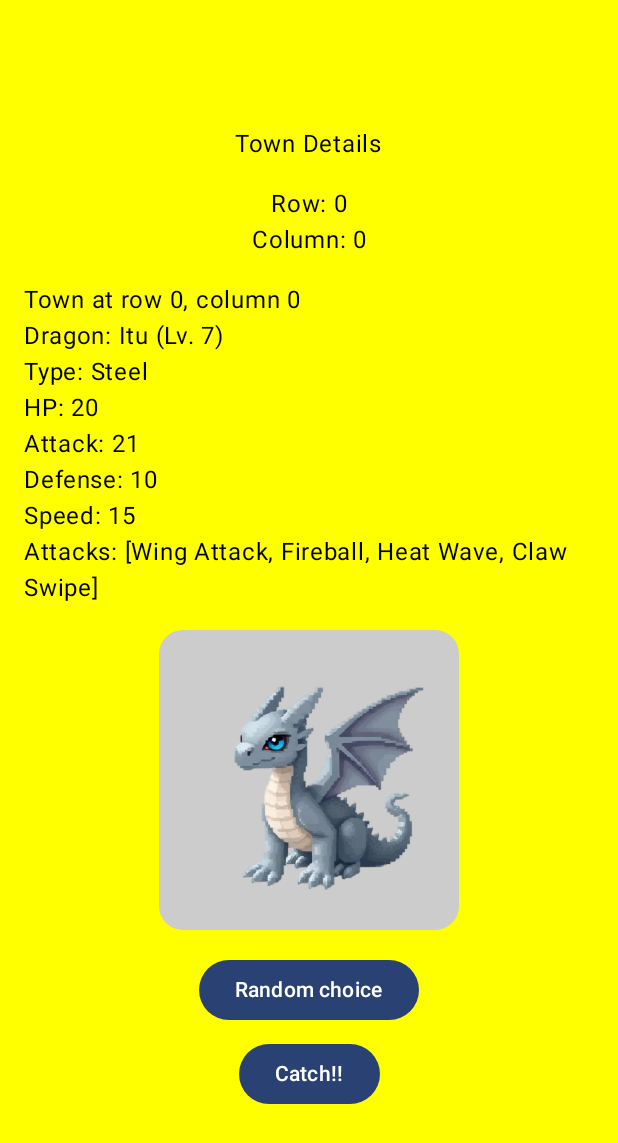
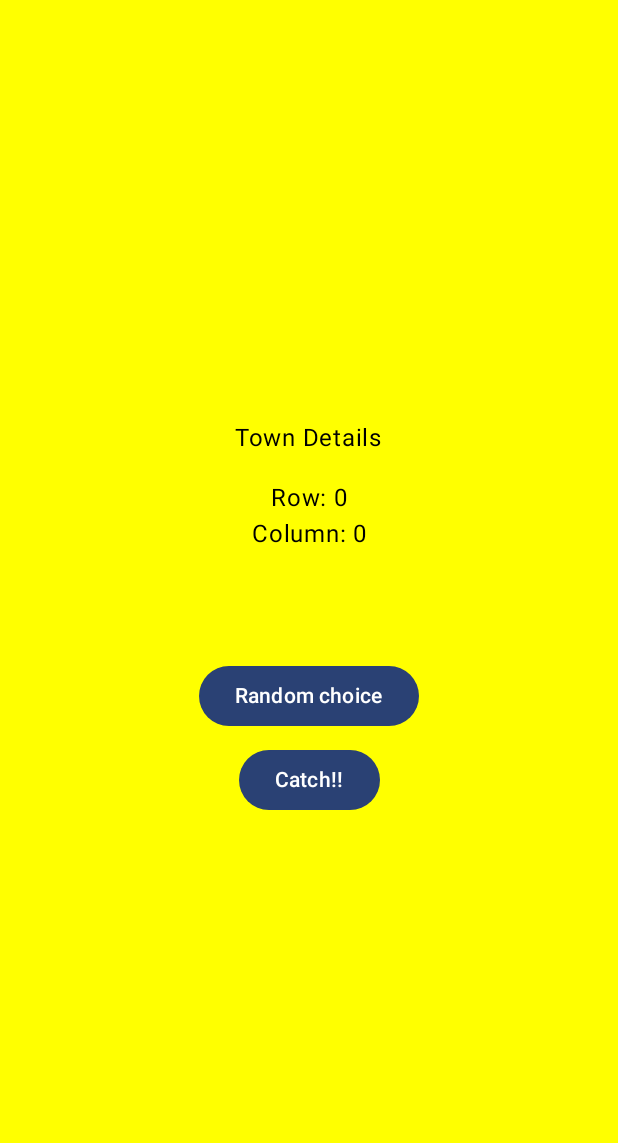
Before and after one commit to V3X3N/Catchio, an Android app built with Jetpack Compose: the composable TownDetailsScreen called with empty values, on a phone screen of 412 x 824 dp. Shown: the top 1143 px of the screen. Run offline under Robolectric (Android 15) with nearby library versions, the light colour scheme and no system bars.

Commit message:
change dragon class and image update logic

```diff
--- a/app/src/main/java/com/example/catchio/screens/TownDetailsScreen.kt
+++ b/app/src/main/java/com/example/catchio/screens/TownDetailsScreen.kt
@@ -16,18 +16,22 @@ import androidx.compose.material3.Text
 import androidx.compose.runtime.Composable
 import androidx.compose.runtime.collectAsState
 import androidx.compose.runtime.getValue
+import androidx.compose.runtime.mutableStateOf
+import androidx.compose.runtime.remember
+import androidx.compose.runtime.setValue
 import androidx.compose.ui.Alignment
 import androidx.compose.ui.Modifier
 import androidx.compose.ui.graphics.Color
 import androidx.compose.ui.res.painterResource
 import androidx.compose.ui.unit.dp
 import androidx.lifecycle.viewmodel.compose.viewModel
-import kotlin.random.Random
 
 @Composable
 fun TownDetailsScreen(row: Int, column: Int, townDetailsViewModel: TownDetailsViewModel = viewModel()) {
     val townDetails by townDetailsViewModel.townDetails.collectAsState()
     val townLists by townDetailsViewModel.townLists.collectAsState()
+
+    var selectedTown by remember { mutableStateOf<Town.TownData?>(null) }
 
     val backgroundColor = when (row * 2 + column) {
         0 -> Color.Yellow
@@ -43,8 +47,6 @@ fun TownDetailsScreen(row: Int, column: Int, townDetailsViewModel: TownDetailsVi
         else -> Color.Transparent
     }
     val textColor = if (backgroundColor == Color.Black) Color.White else Color.Black
-
-    townDetailsViewModel.loadTownDetails(row, column)
 
     Box(
         modifier = Modifier
@@ -65,21 +67,10 @@ fun TownDetailsScreen(row: Int, column: Int, townDetailsViewModel: TownDetailsVi
             Text(townDetails, color = textColor)
             Spacer(modifier = Modifier.height(16.dp))
 
-            if (townDetails.contains("Image:")) {
-                val imageResId = townDetails.substringAfter("Image:").trim().toIntOrNull()
-                if (imageResId != null) {
-                    DisplayImage(imageResId = imageResId)
-                }
-            } else if (townDetails.contains("Dragon:")) {
-                val dragonName = townDetails.substringAfter("Dragon:").substringBefore("(").trim()
-                val listIndex = row * 2 + column
-                val currentTownList = townLists.getOrNull(listIndex) ?: emptyList()
-                val currentTownData = currentTownList.find { (it as? Town.TownData)?.dragon?.name == dragonName } as? Town.TownData
-                val dragonImageResId = currentTownData?.dragon?.imageResId
-
-                if (dragonImageResId != null) {
-                    DisplayImage(imageResId = dragonImageResId)
-                }
+            if (selectedTown?.dragon != null) {
+                DisplayImage(imageResId = selectedTown!!.dragon!!.imageResId)
+            } else if (selectedTown?.imageResId != null) {
+                DisplayImage(imageResId = selectedTown!!.imageResId!!)
             }
 
             Spacer(modifier = Modifier.height(16.dp))
@@ -89,9 +80,8 @@ fun TownDetailsScreen(row: Int, column: Int, townDetailsViewModel: TownDetailsVi
 
             Button(onClick = {
                 if (currentTownList.isNotEmpty()) {
-                    currentTownList.random(Random(System.currentTimeMillis()))
-                    townDetailsViewModel.loadTownDetails(row, column)
-                    println("Random Choice")
+                    selectedTown = currentTownList.random() as? Town.TownData
+                    townDetailsViewModel.updateTownDetails(selectedTown, row, column)
                 }
             }) {
                 Text("Random choice")
--- a/app/src/main/java/com/example/catchio/screens/TownDetailsViewModel.kt
+++ b/app/src/main/java/com/example/catchio/screens/TownDetailsViewModel.kt
@@ -78,31 +78,26 @@ class TownDetailsViewModel : ViewModel() {
         )
     }
 
-    fun loadTownDetails(row: Int, column: Int) {
-        val listIndex = row * 2 + column
-        val currentTownList = _townLists.value.getOrNull(listIndex) ?: emptyList()
-
-        if (currentTownList.isNotEmpty()) {
-            val randomTown = currentTownList.random()
-            _townDetails.value = when (randomTown) {
-                is Town.TownData -> {
-                    if (randomTown.dragon != null) {
-                        "Town at row $row, column $column\n" +
-                                "Dragon: ${randomTown.dragon.name} (Lv. ${randomTown.dragon.level})\n" +
-                                "Type: ${randomTown.dragon.type}\n" +
-                                "HP: ${randomTown.dragon.hp}\n" +
-                                "Attack: ${randomTown.dragon.attack}\n" +
-                                "Defense: ${randomTown.dragon.defense}\n" +
-                                "Speed: ${randomTown.dragon.speed}\n" +
-                                "Attacks: ${randomTown.dragon.attacks}"
-                    } else if (randomTown.imageResId != null) {
-                        "Town at row $row, column $column\n" +
-                                "Image: ${randomTown.imageResId}"
-                    } else {
-                        "Empty Town"
-                    }
+    fun updateTownDetails(town: Town.TownData?, row: Int, column: Int) {
+        _townDetails.value = when (town) {
+            is Town.TownData -> {
+                if (town.dragon != null) {
+                    "Town at row $row, column $column\n" +
+                            "Dragon: ${town.dragon.name} (Lv. ${town.dragon.level})\n" +
+                            "Type: ${town.dragon.type}\n" +
+                            "HP: ${town.dragon.hp}\n" +
+                            "Attack: ${town.dragon.attack}\n" +
+                            "Defense: ${town.dragon.defense}\n" +
+                            "Speed: ${town.dragon.speed}\n" +
+                            "Attacks: ${town.dragon.attacks}"
+                } else if (town.imageResId != null) {
+                    "Town at row $row, column $column\n" +
+                            "Image: ${town.imageResId}"
+                } else {
+                    "Empty Town"
                 }
             }
+            else -> "Empty Town"
         }
     }
 }
```
